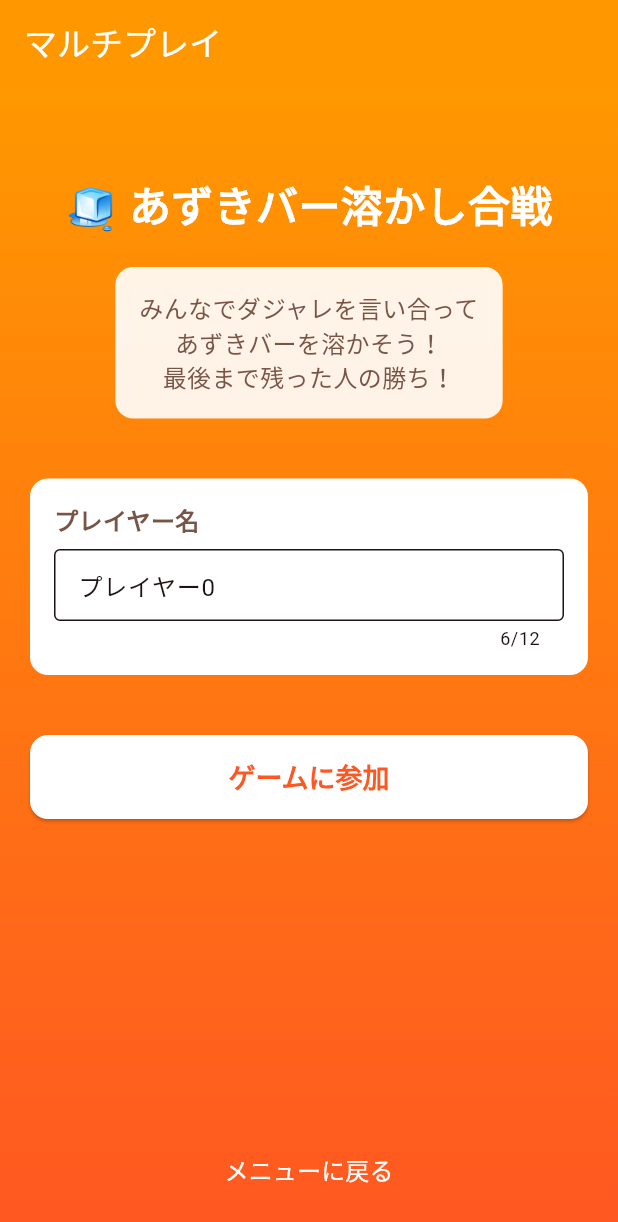
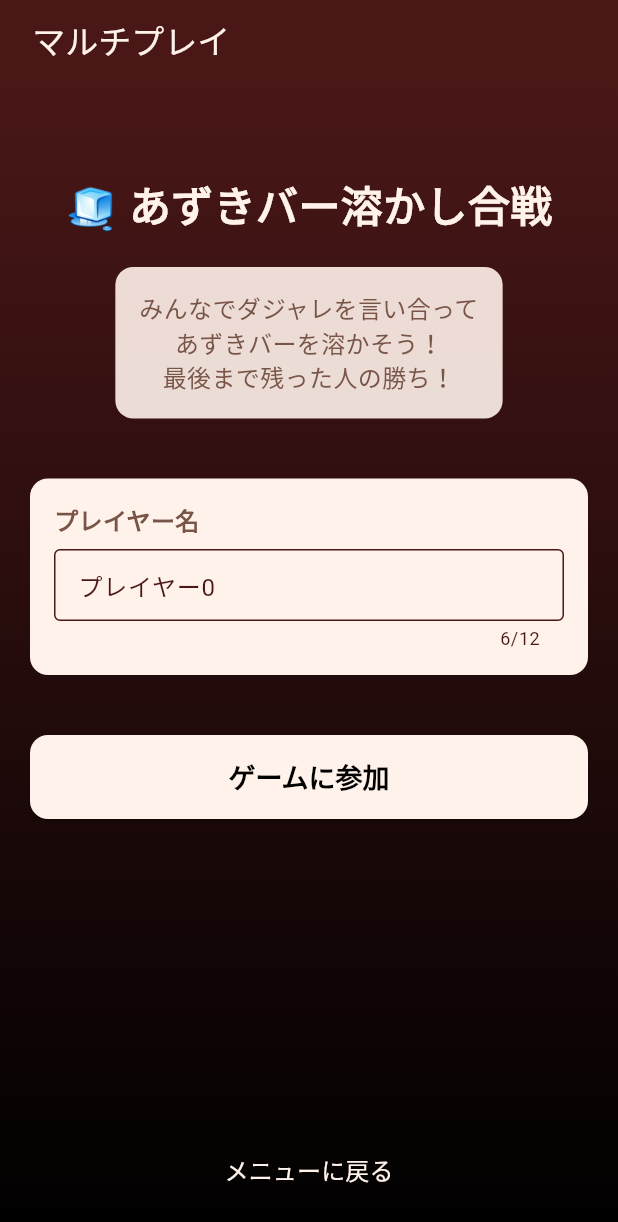
Before and after one commit to fukai0116/spajam-2025, a Flutter app: the MultiplayMenuScreen screen opened by its route, on a phone screen of 412 x 824 dp. Shown: the top 1222 px of the screen. Run offline on Flutter 3.47's test engine with Material 3 defaults, Android fonts, the light colour scheme and no system bars; our stand-ins replace go_router, socket_io_client; network calls fail; Roboto replaces fonts that are missing (Noto Serif JP).

Commit message:
ui_chang_oshota

```diff
--- /dev/null
+++ b/lib/config/color_schemes.dart
@@ -0,0 +1,4 @@
+import 'package:flutter/material.dart';
+
+const Color azukiColor = Color(0xFF4A1717);
+const Color creamColor = Color(0xFFFFF2EA);
--- a/lib/screens/multiplay_menu_screen.dart
+++ b/lib/screens/multiplay_menu_screen.dart
@@ -1,5 +1,6 @@
 import 'package:flutter/material.dart';
 import 'package:go_router/go_router.dart';
+import 'package:spajam2025/config/color_schemes.dart';
 import '../services/multiplay_game_service.dart';
 import '../config/app_config.dart';
 
@@ -97,20 +98,30 @@
     );
   }
 
+  void _cancelConnection() {
+    _gameService.disconnect();
+    if (mounted) {
+      setState(() {
+        _isConnecting = false;
+        _connectionError = '接続がキャンセルされました';
+      });
+    }
+  }
+
   @override
   Widget build(BuildContext context) {
     return Scaffold(
       appBar: AppBar(
-        title: const Text('マルチプレイ'),
-        backgroundColor: Colors.orange,
-        foregroundColor: Colors.white,
+        title: const Text(' マルチプレイ'),
+        backgroundColor: azukiColor,
+        foregroundColor: creamColor,
       ),
       body: Container(
         decoration: const BoxDecoration(
           gradient: LinearGradient(
             begin: Alignment.topCenter,
             end: Alignment.bottomCenter,
-            colors: [Colors.orange, Colors.deepOrange],
+            colors: [azukiColor, Colors.black],
           ),
         ),
         child: SafeArea(
@@ -126,7 +137,7 @@
                   style: TextStyle(
                     fontSize: 28,
                     fontWeight: FontWeight.bold,
-                    color: Colors.white,
+                    color: creamColor,
                   ),
                   textAlign: TextAlign.center,
                 ),
@@ -137,7 +148,7 @@
                 Container(
                   padding: const EdgeInsets.all(16),
                   decoration: BoxDecoration(
-                    color: Colors.white.withOpacity(0.9),
+                    color: creamColor.withOpacity(0.9),
                     borderRadius: BorderRadius.circular(12),
                   ),
                   child: const Text(
@@ -156,7 +167,7 @@
                 Container(
                   padding: const EdgeInsets.all(16),
                   decoration: BoxDecoration(
-                    color: Colors.white,
+                    color: creamColor,
                     borderRadius: BorderRadius.circular(12),
                   ),
                   child: Column(
@@ -196,16 +207,16 @@
                     decoration: BoxDecoration(
                       color: Colors.red.shade100,
                       borderRadius: BorderRadius.circular(8),
-                      border: Border.all(color: Colors.red),
+                      border: Border.all(color: Colors.black),
                     ),
                     child: Row(
                       children: [
-                        const Icon(Icons.error, color: Colors.red),
+                        const Icon(Icons.error, color: Colors.black),
                         const SizedBox(width: 8),
                         Expanded(
                           child: Text(
                             _connectionError!,
-                            style: const TextStyle(color: Colors.red),
+                            style: const TextStyle(color: Colors.black),
                           ),
                         ),
                       ],
@@ -218,29 +229,30 @@
                 SizedBox(
                   width: double.infinity,
                   height: 56,
-                  child: ElevatedButton(
-                    onPressed: _isConnecting ? null : _connectToServer,
+                  child: _isConnecting
+                      ? Row(
+                          mainAxisAlignment: MainAxisAlignment.center,
+                          children: [
+                            const CircularProgressIndicator(strokeWidth: 2),
+                            const SizedBox(width: 12),
+                            const Text('接続中...'),
+                            const SizedBox(width: 12),
+                            TextButton(
+                              onPressed: _cancelConnection,
+                              child: const Text('キャンセル'),
+                            ),
+                          ],
+                        )
+                      : ElevatedButton(
+                          onPressed: _connectToServer,
                           style: ElevatedButton.styleFrom(
-                      backgroundColor: Colors.white,
-                      foregroundColor: Colors.deepOrange,
+                            backgroundColor: creamColor,
+                            foregroundColor: Colors.black,
                             shape: RoundedRectangleBorder(
                               borderRadius: BorderRadius.circular(12),
                             ),
                           ),
-                    child: _isConnecting
-                        ? const Row(
-                            mainAxisAlignment: MainAxisAlignment.center,
-                            children: [
-                              SizedBox(
-                                width: 20,
-                                height: 20,
-                                child: CircularProgressIndicator(strokeWidth: 2),
-                              ),
-                              SizedBox(width: 12),
-                              Text('接続中...'),
-                            ],
-                          )
-                        : const Text(
+                          child: const Text(
                             'ゲームに参加',
                             style: TextStyle(
                               fontSize: 18,
@@ -258,7 +270,7 @@
                   child: const Text(
                     'メニューに戻る',
                     style: TextStyle(
-                      color: Colors.white,
+                      color: creamColor,
                       fontSize: 16,
                     ),
                   ),
--- a/lib/screens/single_play_screen.dart
+++ b/lib/screens/single_play_screen.dart
@@ -1,6 +1,7 @@
 import 'package:flutter/material.dart';
 import 'package:flutter/services.dart';
 import 'package:go_router/go_router.dart';
+import 'package:spajam2025/config/color_schemes.dart';
 import '../services/single_game_service.dart';
 import 'dart:async';
 
@@ -304,8 +305,8 @@
             // ゲーム終了ボタン
             ElevatedButton(
               onPressed: _endGame,
-              style: ElevatedButton.styleFrom(backgroundColor: Colors.red),
-              child: const Text('ゲーム終了', style: TextStyle(color: Colors.white)),
+              style: ElevatedButton.styleFrom(backgroundColor: azukiColor),
+              child: const Text('ゲーム終了', style: TextStyle(color: creamColor)),
             ),
           ],
         ),
--- a/lib/services/game_websocket_service.dart
+++ b/lib/services/game_websocket_service.dart
@@ -34,7 +34,7 @@
     _playerId = playerId;
     _playerName = playerName;
 
-    final url = serverUrl ?? AppConfig.serverUrl;
+    final url = serverUrl ?? AppConfig.webSocketUrl;
     developer.log('🔌 WebSocket接続開始: $url');
     developer.log('👤 プレイヤー情報: $playerName ($playerId)');
 
--- a/pubspec.yaml
+++ b/pubspec.yaml
@@ -19,7 +19,7 @@
 version: 1.0.0+1
 
 environment:
-  sdk: ^3.9.2
+  sdk: ^3.9.0
 
 # Dependencies specify other packages that your package needs in order to work.
 # To automatically upgrade your package dependencies to the latest versions
```
Also changed, not shown: lib/config/app_config.dart (+11 -0 lines), lib/main.dart (+18 -17 lines), lib/screens/mode_selection_screen.dart (+94 -5 lines), lib/screens/multiplay_room_screen.dart (+23 -22 lines), lib/screens/room_select_screen.dart (+20 -19 lines), lib/screens/start_screen.dart (+19 -19 lines), pubspec.lock, 1 other file. Lines whose indentation alone changed are shown as unchanged.
